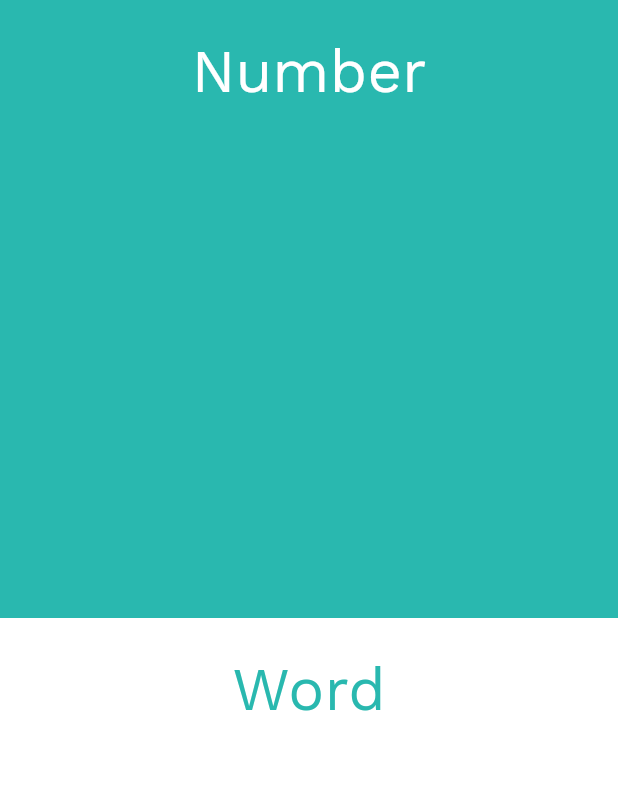
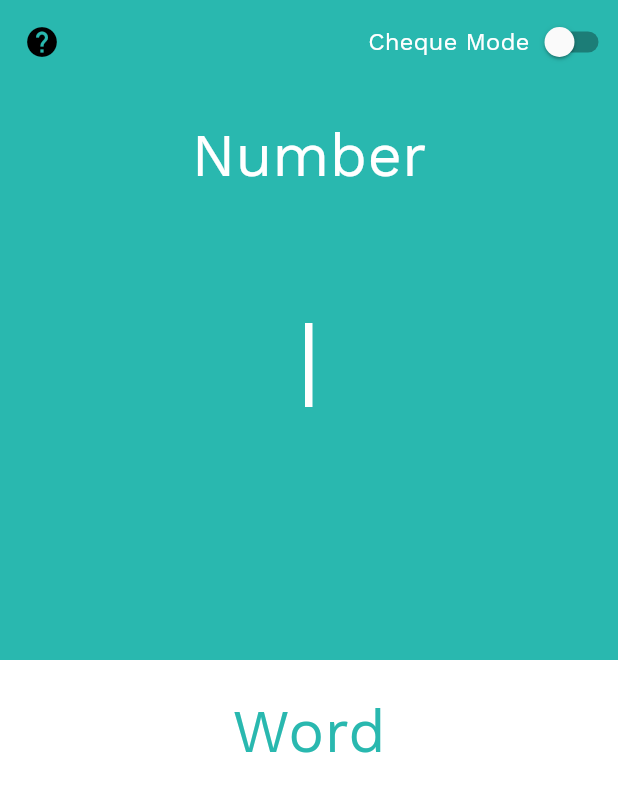
Before and after one commit to SeanErvinson/NumbersToWords, a Flutter app: the screen it shows after launch, on a phone screen of 412 x 824 dp. Shown: the top 792 px of the screen. Run offline on Flutter 3.47's test engine with Material 2 defaults, Android fonts, the phone set to English and light mode, and no system bars; our stand-ins replace auto_size_text.

Commit message:
removed the drawer and added button to app bar

```diff
--- a/lib/main.dart
+++ b/lib/main.dart
@@ -1,5 +1,7 @@
 import 'package:flutter/material.dart';
 import 'package:flutter/services.dart';
+import 'package:nuwo/pages/about_page.dart';
+import 'package:nuwo/utils/cheque_utils.dart';
 import 'package:nuwo/utils/conversion.dart';
 import 'package:nuwo/values/colors.dart';
 import 'package:nuwo/values/strings.dart';
@@ -11,11 +13,14 @@ void main() => runApp(NuWoApp());
 class NuWoApp extends StatelessWidget {
   @override
   Widget build(BuildContext context) {
+    SystemChrome.setSystemUIOverlayStyle(SystemUiOverlayStyle(
+      statusBarColor: LightGreen,
+    ));
     return MaterialApp(
       title: Strings.applicationName,
       theme: ThemeData(
         primarySwatch: Colors.lightGreen,
-        canvasColor: Colors.white,
+        canvasColor: LightGreen,
         fontFamily: 'WorkSans',
       ),
       home: MainPage(title: 'Main Page'),
@@ -31,14 +36,38 @@ class MainPage extends StatefulWidget {
   _MainPageState createState() => _MainPageState();
 }
 
-class BaseHeader extends StatelessWidget {
-  final color;
-  final title;
-
-  const BaseHeader({Key key, this.color, this.title}) : super(key: key);
+class _MainPageState extends State<MainPage> {
+  final _numberController = TextEditingController();
+  bool _chequeMode = false;
+  String resultWord = '';
 
   @override
-  Widget build(BuildContext context) {
+  void initState() {
+    super.initState();
+    _numberController.addListener(setWordText);
+  }
+
+  @override
+  void dispose() {
+    _numberController.dispose();
+    super.dispose();
+  }
+
+  setWordText() {
+    var content = _numberController.text;
+    setState(() {
+      if (content.length > 19)
+        resultWord = Strings.numberErrorOutput;
+      else {
+        resultWord = Conversion.parseWord(content);
+        resultWord = _chequeMode
+            ? ChequeUtils.toChequeFormat(resultWord)
+            : ChequeUtils.toNormalFormat(resultWord);
+      }
+    });
+  }
+
+  Widget baseHeader(title, color) {
     return Container(
       child: Text(
         title,
@@ -50,20 +79,6 @@ class BaseHeader extends StatelessWidget {
         ),
       ),
     );
-  }
-}
-
-class _MainPageState extends State<MainPage> {
-  final _numberController = TextEditingController();
-  String resultWord = '';
-
-  setWordText(String content) {
-    setState(() {
-      if (content.length > 19)
-        resultWord = Strings.numberErrorOutput;
-      else
-        resultWord = Conversion.parseWord(content);
-    });
   }
 
   TextStyle inputTextStyle(color) {
@@ -77,27 +92,35 @@ class _MainPageState extends State<MainPage> {
   @override
   Widget build(BuildContext context) {
     return Scaffold(
-      drawer: Drawer(
-          child: ListView(
-        children: <Widget>[
-          Container(
-            height: 96.0,
-            child: DrawerHeader(
-              child: Text("Hello"),
-            ),
-          ),
-          ListTile(
-            title: Text("About Me"),
-            leading: Icon(Icons.person),
-          ),
-          ListTile(
-            title: Text("Cheque Mode"),
-            trailing: Switch(
-              value: false, onChanged: (bool value) {print(value);},
-            ),
+      appBar: AppBar(
+        elevation: 0.0,
+        leading: IconButton(
+          icon: Icon(Icons.help),
+          onPressed: () {
+            Navigator.push(
+                context, MaterialPageRoute(builder: (context) => AboutPage()));
+          },
+        ),
+        actions: <Widget>[
+          Row(
+            children: <Widget>[
+              Text(
+                'Cheque Mode',
+                style: TextStyle(fontSize: 16, color: Colors.white),
+              ),
+              Switch(
+                value: _chequeMode,
+                activeColor: Colors.white,
+                onChanged: (bool value) {
+                  _chequeMode = value;
+                  setWordText();
+                },
+              ),
+            ],
           )
         ],
-      )),
+        backgroundColor: Colors.transparent,
+      ),
       body: SafeArea(
         child: Container(
           child: Column(
@@ -109,8 +132,7 @@ class _MainPageState extends State<MainPage> {
                   child: Column(
                     crossAxisAlignment: CrossAxisAlignment.stretch,
                     children: <Widget>[
-                      BaseHeader(
-                          color: Colors.white, title: Strings.headerNumber),
+                      baseHeader(Strings.headerNumber, Colors.white),
                       Expanded(
                         child: Center(
                           child: TextField(
@@ -118,9 +140,6 @@ class _MainPageState extends State<MainPage> {
                             controller: _numberController,
                             textAlign: TextAlign.center,
                             maxLines: 2,
-                            onChanged: (content) {
-                              setWordText(content);
-                            },
                             inputFormatters: <TextInputFormatter>[
                               WhitelistingTextInputFormatter.digitsOnly
                             ],
@@ -129,6 +148,7 @@ class _MainPageState extends State<MainPage> {
                             decoration:
                                 InputDecoration.collapsed(hintText: null),
                             cursorWidth: 5,
+                            autofocus: true,
                           ),
                         ),
                       ),
@@ -143,7 +163,7 @@ class _MainPageState extends State<MainPage> {
                   child: Column(
                     crossAxisAlignment: CrossAxisAlignment.stretch,
                     children: <Widget>[
-                      BaseHeader(color: LightGreen, title: Strings.headerWord),
+                      baseHeader(Strings.headerWord, LightGreen),
                       Expanded(
                         child: Center(
                           child: AutoSizeText(
```
Also changed, not shown: 5 other files.
